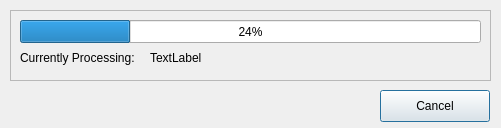
First picture: the form in Application/qProgress.ui, repository Sprunth/RGG, before the edit.
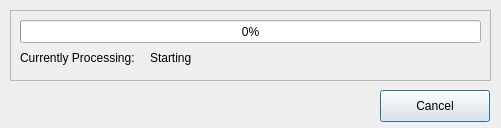
Second picture: the form after the edit.

Patch:
```diff
--- a/Application/qProgress.ui
+++ b/Application/qProgress.ui
@@ -38,7 +38,7 @@
      </rect>
     </property>
     <property name="value">
-     <number>24</number>
+     <number>0</number>
     </property>
    </widget>
    <widget class="QLabel" name="label">
@@ -64,7 +64,7 @@
      </rect>
     </property>
     <property name="text">
-     <string>TextLabel</string>
+     <string>Starting</string>
     </property>
    </widget>
   </widget>
```
